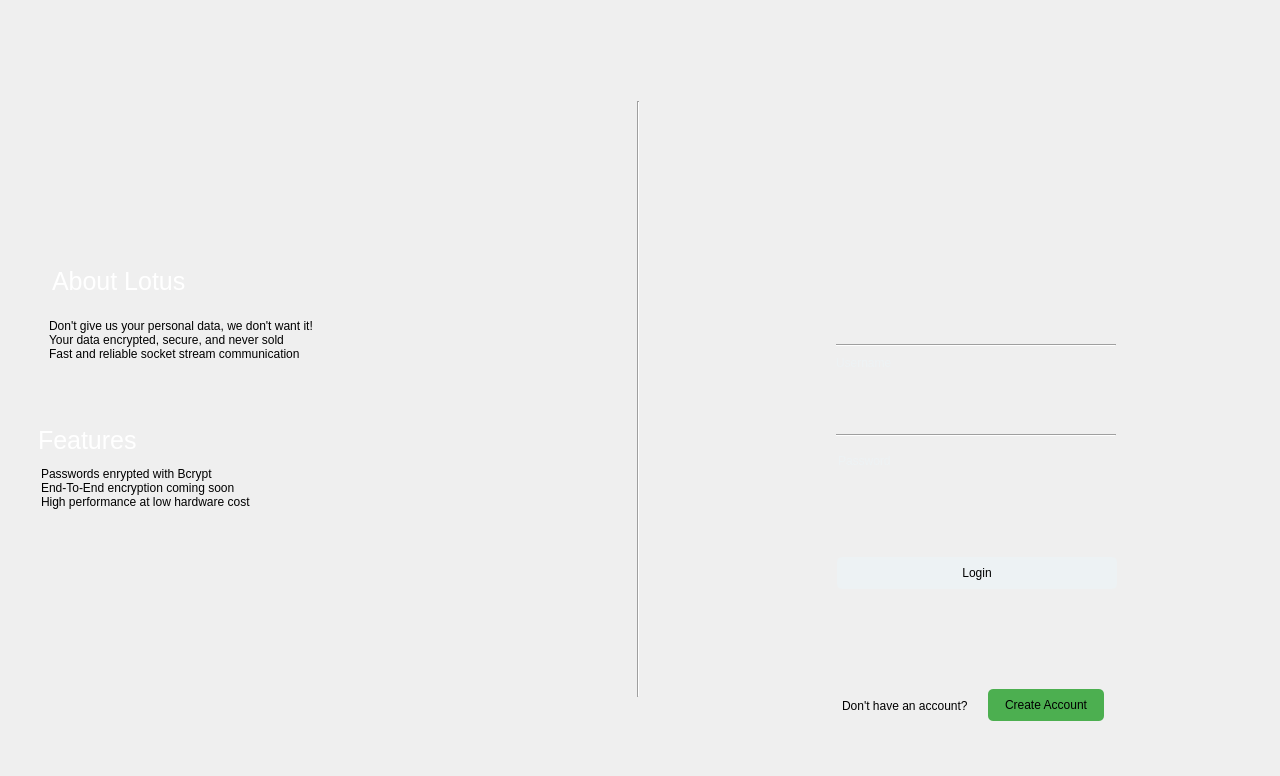
The window that Forms/mainwindow.ui (JustinGetty/LotusAppClient) describes before a commit, drawn with Qt 5.
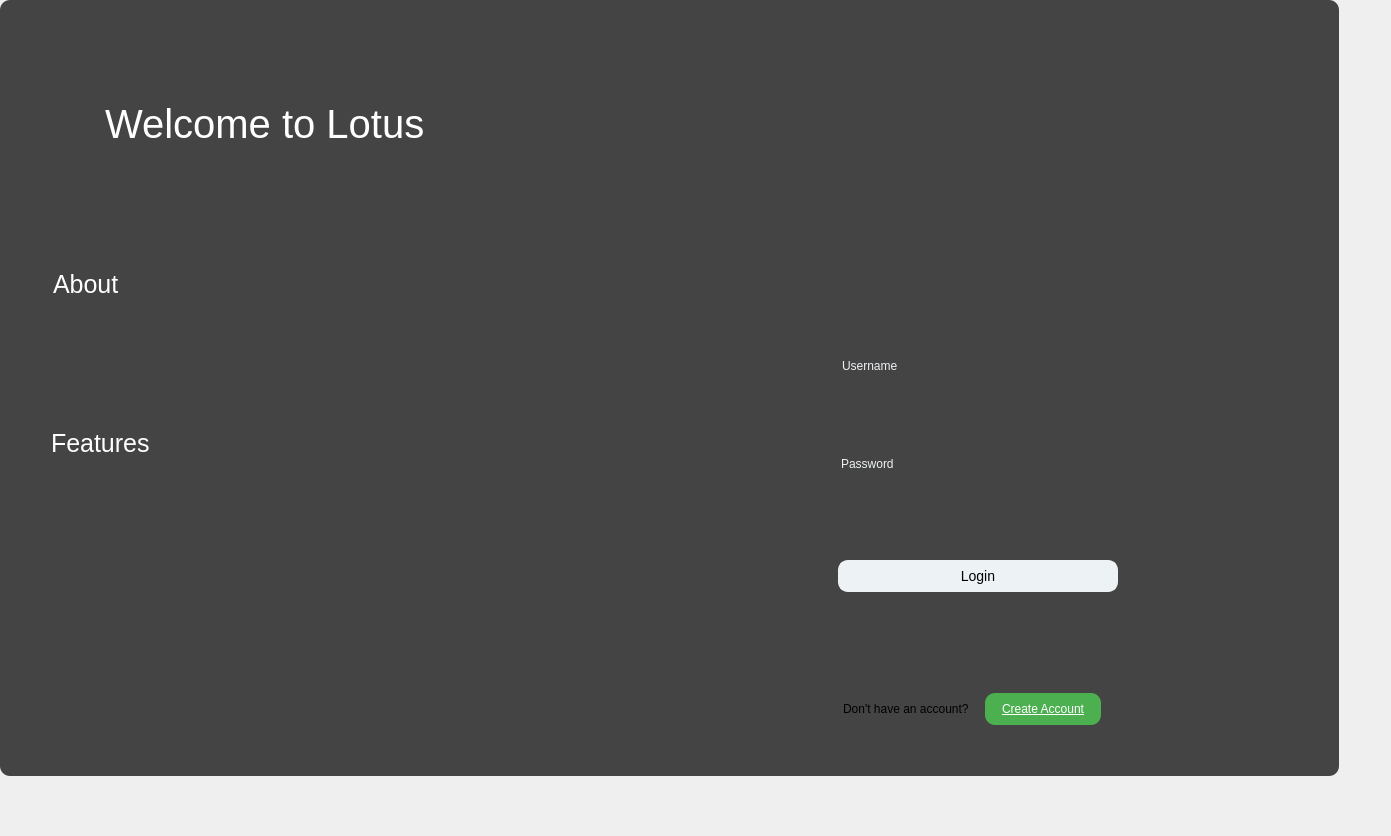
The same window after the commit.

Commit message: Login page UI fixes. Fixed border clipping

```diff
--- a/Forms/mainwindow.ui
+++ b/Forms/mainwindow.ui
@@ -6,8 +6,8 @@
    <rect>
     <x>0</x>
     <y>0</y>
-    <width>1280</width>
-    <height>776</height>
+    <width>1391</width>
+    <height>836</height>
    </rect>
   </property>
   <property name="windowTitle">
@@ -34,15 +34,47 @@
 </string>
   </property>
   <widget class="QWidget" name="centralwidget">
+   <property name="minimumSize">
+    <size>
+     <width>1339</width>
+     <height>776</height>
+    </size>
+   </property>
+   <property name="maximumSize">
+    <size>
+     <width>1339</width>
+     <height>776</height>
+    </size>
+   </property>
    <widget class="QStackedWidget" name="stackedWidget">
     <property name="geometry">
      <rect>
-      <x>-59</x>
-      <y>-1</y>
+      <x>0</x>
+      <y>0</y>
       <width>1339</width>
       <height>776</height>
      </rect>
     </property>
+    <property name="minimumSize">
+     <size>
+      <width>1339</width>
+      <height>776</height>
+     </size>
+    </property>
+    <property name="maximumSize">
+     <size>
+      <width>1341</width>
+      <height>778</height>
+     </size>
+    </property>
+    <property name="styleSheet">
+     <string notr="true">QStackedWidget
+{
+border-radius: 10px;
+background-color: #444444;
+
+}</string>
+    </property>
     <property name="currentIndex">
      <number>2</number>
     </property>
@@ -1030,6 +1062,12 @@
        <height>776</height>
       </size>
      </property>
+     <property name="maximumSize">
+      <size>
+       <width>1341</width>
+       <height>778</height>
+      </size>
+     </property>
      <property name="palette">
       <palette>
        <active>
@@ -1066,10 +1104,10 @@
      <widget class="QWidget" name="login_background" native="true">
       <property name="geometry">
        <rect>
-        <x>58</x>
-        <y>-2</y>
-        <width>1418</width>
-        <height>803</height>
+        <x>0</x>
+        <y>0</y>
+        <width>1339</width>
+        <height>776</height>
        </rect>
       </property>
       <property name="minimumSize">
@@ -1078,19 +1116,25 @@
         <height>776</height>
        </size>
       </property>
+      <property name="maximumSize">
+       <size>
+        <width>1341</width>
+        <height>778</height>
+       </size>
+      </property>
       <property name="styleSheet">
        <string notr="true">QWidget {
 background-color: linear-gradient(#26373b, #33494c);
-
+border-radius: 10px;
 /*26373b - 33494c*/
 }</string>
       </property>
       <widget class="QLabel" name="label">
        <property name="geometry">
         <rect>
-         <x>837</x>
+         <x>842</x>
          <y>351</y>
-         <width>104</width>
+         <width>99</width>
          <height>30</height>
         </rect>
        </property>
@@ -1106,9 +1150,9 @@
       <widget class="QLabel" name="label_2">
        <property name="geometry">
         <rect>
-         <x>839</x>
+         <x>841</x>
          <y>448</y>
-         <width>83</width>
+         <width>81</width>
          <height>31</height>
         </rect>
        </property>
@@ -1134,9 +1178,13 @@
         <string notr="true">QPushButton {
 	background-color: #EDF2F4;
 	color: #000000;
-	border-radius: .5;
 	border-style: solid;
-	border-width: 0;
+	border-width: 2;
+	border-radius: .8;
+	border-color: #EDF2F4;
+	font-size: 14px;
+	color: #000001;
+
 }</string>
        </property>
        <property name="text">
@@ -1146,7 +1194,7 @@
       <widget class="QLineEdit" name="user_login_password">
        <property name="geometry">
         <rect>
-         <x>836</x>
+         <x>840</x>
          <y>493</y>
          <width>210</width>
          <height>30</height>
@@ -1157,16 +1205,17 @@
 	border-style: solid;
 	border-width: 0;
 	background-color: rgba(255, 0, 0, 0.0);
-	color: #000000;
+	color: #d5dbd5;
+	font-size: 16px;
 }</string>
        </property>
       </widget>
       <widget class="QLineEdit" name="user_login_name">
        <property name="geometry">
         <rect>
-         <x>842</x>
+         <x>841</x>
          <y>384</y>
-         <width>274</width>
+         <width>275</width>
          <height>29</height>
         </rect>
        </property>
@@ -1374,7 +1423,8 @@
 	border-style: solid;
 	border-width: 0;
 	background-color: rgba(255, 0, 0, 0.0);
-	color: #000000;
+	color: #d5dbd5;
+	font-size: 16px;
 }</string>
        </property>
       </widget>
@@ -1394,17 +1444,18 @@
       <widget class="QPushButton" name="switch_to_create_account_btn">
        <property name="geometry">
         <rect>
-         <x>989</x>
-         <y>692</y>
+         <x>985</x>
+         <y>693</y>
          <width>116</width>
          <height>32</height>
         </rect>
        </property>
        <property name="styleSheet">
         <string notr="true">QPushButton {
-	color: #000000;
+	color: #ffffff;
 	border-style: solid;
 	border-width: 0;
+	text-decoration: underline;
 }</string>
        </property>
        <property name="text">
@@ -1438,6 +1489,16 @@
          <height>596</height>
         </rect>
        </property>
+       <property name="styleSheet">
+        <string notr="true">QLine
+{
+background-color: #000000;
+color: #000000;
+}</string>
+       </property>
+       <property name="frameShadow">
+        <enum>QFrame::Shadow::Plain</enum>
+       </property>
        <property name="orientation">
         <enum>Qt::Orientation::Vertical</enum>
        </property>
@@ -1446,7 +1507,7 @@
        <property name="geometry">
         <rect>
          <x>837</x>
-         <y>338</y>
+         <y>330</y>
          <width>280</width>
          <height>20</height>
         </rect>
@@ -1471,10 +1532,10 @@
       <widget class="QLabel" name="login_about_desc_label">
        <property name="geometry">
         <rect>
-         <x>50</x>
+         <x>55</x>
          <y>313</y>
-         <width>309</width>
-         <height>60</height>
+         <width>381</width>
+         <height>109</height>
         </rect>
        </property>
        <property name="styleSheet">
@@ -1487,27 +1548,7 @@
 }</string>
        </property>
        <property name="text">
-        <string>Don't give us your personal data, we don't want it!
-Your data encrypted, secure, and never sold
-Fast and reliable socket stream communication</string>
-       </property>
-       <property name="wordWrap">
-        <bool>false</bool>
-       </property>
-      </widget>
-      <widget class="QLabel" name="login_features_desc_label">
-       <property name="geometry">
-        <rect>
-         <x>42</x>
-         <y>465</y>
-         <width>294</width>
-         <height>51</height>
-        </rect>
-       </property>
-       <property name="text">
-        <string>Passwords enrypted with Bcrypt
-End-To-End encryption coming soon
-High performance at low hardware cost </string>
+        <string/>
        </property>
        <property name="wordWrap">
         <bool>false</bool>
@@ -1516,7 +1557,7 @@
       <widget class="QLabel" name="label_13">
        <property name="geometry">
         <rect>
-         <x>39</x>
+         <x>51</x>
          <y>431</y>
          <width>304</width>
          <height>24</height>
@@ -1550,7 +1591,7 @@
 }</string>
        </property>
        <property name="text">
-        <string>About Lotus</string>
+        <string>About</string>
        </property>
       </widget>
       <widget class="Line" name="line_4">
@@ -1566,6 +1607,51 @@
         <enum>Qt::Orientation::Horizontal</enum>
        </property>
       </widget>
+      <widget class="QLabel" name="label_7">
+       <property name="geometry">
+        <rect>
+         <x>105</x>
+         <y>89</y>
+         <width>332</width>
+         <height>70</height>
+        </rect>
+       </property>
+       <property name="styleSheet">
+        <string notr="true">QLabel
+{
+	color: #ffffff;
+	font-size: 40px;
+}</string>
+       </property>
+       <property name="text">
+        <string>Welcome to Lotus</string>
+       </property>
+      </widget>
+      <widget class="QLabel" name="login_features_desc_label">
+       <property name="geometry">
+        <rect>
+         <x>50</x>
+         <y>485</y>
+         <width>309</width>
+         <height>109</height>
+        </rect>
+       </property>
+       <property name="styleSheet">
+        <string notr="true">QLabel:
+{
+	line-height: 150%;
+	padding: 5px;
+	font-size: 14px;
+	color: #333333;
+}</string>
+       </property>
+       <property name="text">
+        <string/>
+       </property>
+       <property name="wordWrap">
+        <bool>false</bool>
+       </property>
+      </widget>
       <zorder>label_2</zorder>
       <zorder>login_account_button</zorder>
       <zorder>label_5</zorder>
@@ -2171,16 +2257,6 @@
      </widget>
     </widget>
    </widget>
-   <widget class="QWidget" name="headerWidget" native="true">
-    <property name="geometry">
-     <rect>
-      <x>10</x>
-      <y>10</y>
-      <width>1280</width>
-      <height>25</height>
-     </rect>
-    </property>
-   </widget>
   </widget>
  </widget>
  <resources/>
```
Left out of the diff: 7 changed lines with no effect on the pictures. The commit also changes 3 other files.
